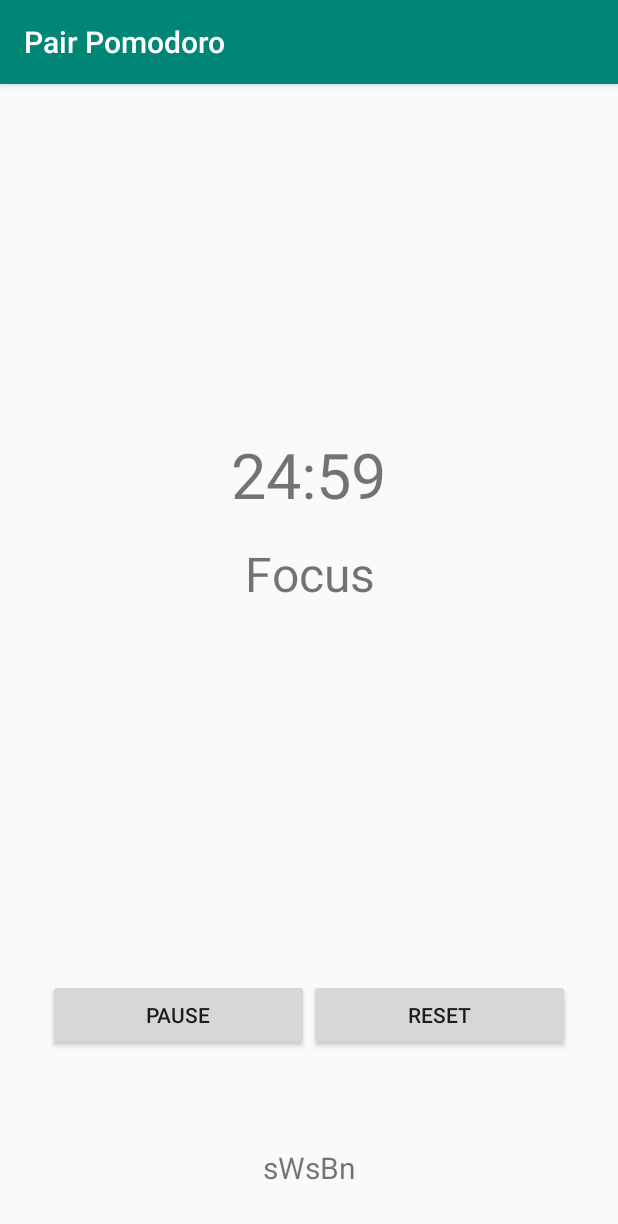
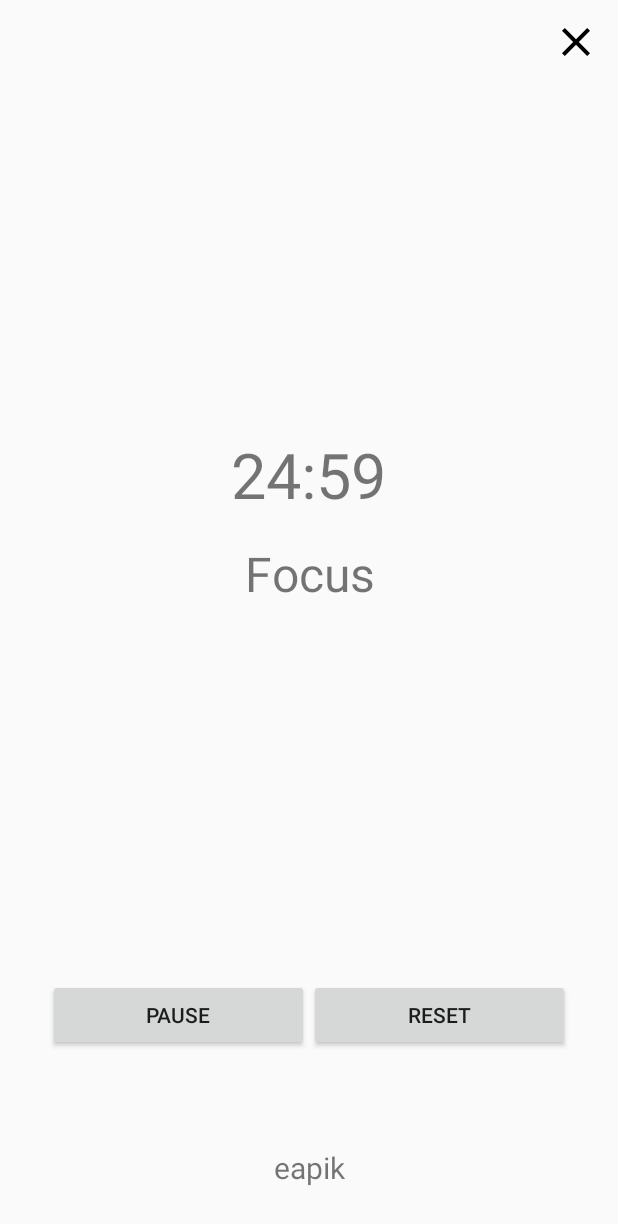
Before and after one commit to Calendar-Events-Manager/remote_pair_pomodoro, an Android app: the screen it shows after launch (MainActivity), after a tap on "START POMODORO", on a phone screen of 412 x 824 dp. Shown: the top 1224 px of the screen. Run offline under Robolectric (Android 15) with nearby library versions, the phone set to English and light mode, and no system bars; our stand-ins replace Firebase (no records; nobody signed in at launch, a user with empty details on screens opened directly).

Commit message:
Added material theme

```diff
--- a/app/build.gradle
+++ b/app/build.gradle
@@ -34,6 +34,7 @@ dependencies {
     implementation 'androidx.constraintlayout:constraintlayout:1.1.3'
     implementation 'org.jetbrains.kotlinx:kotlinx-coroutines-core:1.3.5'
     implementation 'com.google.firebase:firebase-database-ktx:19.2.1'
+    implementation 'com.google.android.material:material:1.2.0-alpha05'
     testImplementation 'junit:junit:4.12'
     androidTestImplementation 'androidx.test.ext:junit:1.1.1'
     androidTestImplementation 'androidx.test.espresso:espresso-core:3.2.0'
--- a/app/src/main/java/com/mymeetings/pairpomodoro/Utils.kt
+++ b/app/src/main/java/com/mymeetings/pairpomodoro/Utils.kt
@@ -17,8 +17,8 @@ object Utils {
         return String.format(Locale.ENGLISH, "%02d:%02d", minutes, seconds)
     }
 
-    fun getRandomAlphaNumeric() : String {
-        val allowedChars = "ABCDEFGHIJKLMNOPQRSTUVWXTZabcdefghiklmnopqrstuvwxyz"
+    fun getRandomAlphaNumeric(): String {
+        val allowedChars = "abcdefghiklmnoprstuv"
         return (1..5)
             .map { allowedChars.random() }
             .joinToString("")
--- a/app/src/main/java/com/mymeetings/pairpomodoro/model/timer/PomodoroTimer.kt
+++ b/app/src/main/java/com/mymeetings/pairpomodoro/model/timer/PomodoroTimer.kt
@@ -32,6 +32,9 @@ class PomodoroTimer(
     fun reset() {
         pause = true
         tickerRunner.cancel()
+        pomoState = PomoState.Default
+        balanceTime = timerPreference.getFocusTime()
+        shortBreaksLeft = timerPreference.getShortBreakCount()
         updateTimerInfo()
     }
 
--- a/app/src/main/java/com/mymeetings/pairpomodoro/view/MainActivity.kt
+++ b/app/src/main/java/com/mymeetings/pairpomodoro/view/MainActivity.kt
@@ -46,30 +46,42 @@ class MainActivity : AppCompatActivity() {
 
         createButton.setOnClickListener {
             pomodoroViewModel.createOwnPomodoro()
+            showTimerView(null)
         }
 
         syncButton.setOnClickListener {
             ViewUtils.buildInputDialog(this) {
                 pomodoroViewModel.syncPomodoro(it)
+                showTimerView(null)
             }
+        }
+
+        closeButton.setOnClickListener {
+            pomodoroViewModel.close()
         }
 
         //TODO start service too.
     }
 
-    private fun showTimerView(pomodoroStatus: PomodoroStatus) {
+    private fun showTimerView(pomodoroStatus: PomodoroStatus?) {
 
         timerLayout.visible()
         selectionLayout.gone()
 
-        countDownView.text = Utils.getDurationBreakdown(pomodoroStatus.balanceTime)
+        countDownView.text = Utils.getDurationBreakdown(pomodoroStatus?.balanceTime ?: 0)
 
-        if (pomodoroStatus.pause) {
+        if (pomodoroStatus == null) {
+            startButton.gone()
+            pauseResetLayout.gone()
+            progressBar.visible()
+        } else if (pomodoroStatus.pause) {
             startButton.visible()
             pauseResetLayout.gone()
+            progressBar.gone()
         } else {
             startButton.gone()
             pauseResetLayout.visible()
+            progressBar.gone()
         }
 
         if (pomodoroViewModel.pomodoroMode == PomodoroMode.CREATED) {
@@ -84,7 +96,7 @@ class MainActivity : AppCompatActivity() {
 
         sharingKeyText.text = pomodoroViewModel.sharingKey
 
-        val mode = when (pomodoroStatus.pomoState) {
+        val mode = when (pomodoroStatus?.pomoState ?: PomoState.Default) {
             PomoState.Focus -> {
                 "Focus"
             }
--- a/app/src/main/java/com/mymeetings/pairpomodoro/viewmodel/PomodoroViewModel.kt
+++ b/app/src/main/java/com/mymeetings/pairpomodoro/viewmodel/PomodoroViewModel.kt
@@ -28,4 +28,8 @@ class PomodoroViewModel : ViewModel() {
     fun reset() {
         SingletonPomodoro.reset()
     }
+
+    fun close() {
+        SingletonPomodoro.clear()
+    }
 }
--- /dev/null
+++ b/app/src/main/res/drawable/ic_close_black_24dp.xml
@@ -0,0 +1,9 @@
+<vector xmlns:android="http://schemas.android.com/apk/res/android"
+        android:width="24dp"
+        android:height="24dp"
+        android:viewportWidth="24.0"
+        android:viewportHeight="24.0">
+    <path
+        android:fillColor="#FF000000"
+        android:pathData="M19,6.41L17.59,5 12,10.59 6.41,5 5,6.41 10.59,12 5,17.59 6.41,19 12,13.41 17.59,19 19,17.59 13.41,12z"/>
+</vector>
--- a/app/src/main/res/layout/activity_main.xml
+++ b/app/src/main/res/layout/activity_main.xml
@@ -3,6 +3,7 @@
     xmlns:tools="http://schemas.android.com/tools"
     android:layout_width="match_parent"
     android:layout_height="match_parent"
+    xmlns:app="http://schemas.android.com/apk/res-auto"
     android:layout_gravity="center"
     android:gravity="center"
     tools:context=".view.MainActivity">
@@ -13,6 +14,25 @@
         android:layout_height="match_parent"
         android:orientation="vertical"
         tools:visibility="visible">
+
+        <LinearLayout
+            android:layout_width="match_parent"
+            android:layout_height="wrap_content"
+            android:orientation="horizontal">
+
+            <View
+                android:layout_width="0dp"
+                android:layout_height="0dp"
+                android:layout_weight="1" />
+
+            <ImageButton
+                android:id="@+id/closeButton"
+                android:layout_width="32dp"
+                android:layout_height="32dp"
+                android:layout_margin="12dp"
+                android:background="@drawable/ic_close_black_24dp" />
+
+        </LinearLayout>
 
         <View
             android:layout_width="0dp"
@@ -47,21 +67,29 @@
             android:layout_width="match_parent"
             android:layout_height="wrap_content">
 
+            <ProgressBar
+                android:id="@+id/progressBar"
+                android:layout_width="wrap_content"
+                android:layout_height="wrap_content"
+                android:layout_gravity="center"/>
 
-            <Button
+            <com.google.android.material.button.MaterialButton
                 android:id="@+id/startButton"
+                style="@style/Widget.MaterialComponents.Button"
                 android:layout_width="match_parent"
                 android:layout_height="wrap_content"
+                app:strokeColor="@color/colorPrimary"
                 android:layout_margin="32dp"
                 android:text="@string/start"
                 tools:text="START"
-                tools:visibility="gone" />
+                tools:visibility="visible" />
 
             <LinearLayout
                 android:id="@+id/pauseResetLayout"
                 android:layout_width="match_parent"
                 android:layout_height="wrap_content"
                 android:layout_margin="32dp"
+                tools:visibility="gone"
                 android:orientation="horizontal">
 
                 <Button
--- a/app/src/main/res/values/styles.xml
+++ b/app/src/main/res/values/styles.xml
@@ -1,11 +1,9 @@
 <resources>
 
     <!-- Base application theme. -->
-    <style name="AppTheme" parent="Theme.AppCompat.Light.DarkActionBar">
-        <!-- Customize your theme here. -->
+    <style name="AppTheme" parent="Theme.AppCompat.Light.NoActionBar">
         <item name="colorPrimary">@color/colorPrimary</item>
         <item name="colorPrimaryDark">@color/colorPrimaryDark</item>
         <item name="colorAccent">@color/colorAccent</item>
     </style>
-
 </resources>
```
Also changed, not shown: app/src/main/AndroidManifest.xml (+4 -3 lines), app/src/main/java/com/mymeetings/pairpomodoro/model/SingletonPomodoro.kt (+11 -4 lines).
